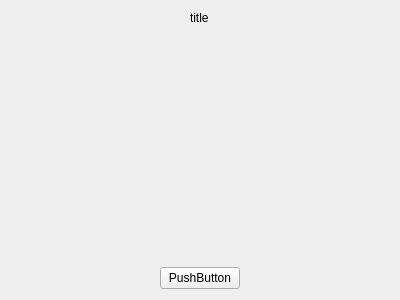
This is QJTAG/qjtag.ui in pr4u4t/automatron3000 as Qt 5 draws it before an edit. The edited form follows.
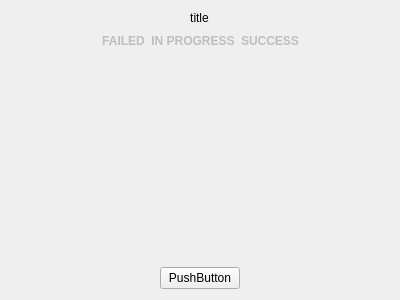
This is the edited form. Custom widgets are drawn as their Qt base class.

```diff
--- a/QJTAG/qjtag.ui
+++ b/QJTAG/qjtag.ui
@@ -16,13 +16,100 @@
   <layout class="QVBoxLayout" name="verticalLayout">
    <item alignment="Qt::AlignHCenter">
     <widget class="QLabel" name="title">
+     <property name="enabled">
+      <bool>true</bool>
+     </property>
      <property name="text">
       <string>title</string>
      </property>
+     <property name="alignment">
+      <set>Qt::AlignCenter</set>
+     </property>
     </widget>
    </item>
+   <item>
+    <layout class="QHBoxLayout" name="horizontalLayout">
+     <item>
+      <spacer name="horizontalSpacer_2">
+       <property name="orientation">
+        <enum>Qt::Horizontal</enum>
+       </property>
+       <property name="sizeHint" stdset="0">
+        <size>
+         <width>40</width>
+         <height>20</height>
+        </size>
+       </property>
+      </spacer>
+     </item>
+     <item>
+      <widget class="QLabel" name="failedLabel">
+       <property name="enabled">
+        <bool>false</bool>
+       </property>
+       <property name="styleSheet">
+        <string notr="true">font-weight:bold;</string>
+       </property>
+       <property name="text">
+        <string>FAILED</string>
+       </property>
+       <property name="alignment">
+        <set>Qt::AlignCenter</set>
+       </property>
+      </widget>
+     </item>
+     <item>
+      <widget class="QLabel" name="progressLabel">
+       <property name="enabled">
+        <bool>false</bool>
+       </property>
+       <property name="styleSheet">
+        <string notr="true">font-weight:bold;</string>
+       </property>
+       <property name="text">
+        <string>IN PROGRESS</string>
+       </property>
+       <property name="alignment">
+        <set>Qt::AlignCenter</set>
+       </property>
+      </widget>
+     </item>
+     <item>
+      <widget class="QLabel" name="successLabel">
+       <property name="enabled">
+        <bool>false</bool>
+       </property>
+       <property name="styleSheet">
+        <string notr="true">font-weight:bold;</string>
+       </property>
+       <property name="text">
+        <string>SUCCESS</string>
+       </property>
+       <property name="alignment">
+        <set>Qt::AlignCenter</set>
+       </property>
+      </widget>
+     </item>
+     <item>
+      <spacer name="horizontalSpacer">
+       <property name="orientation">
+        <enum>Qt::Horizontal</enum>
+       </property>
+       <property name="sizeHint" stdset="0">
+        <size>
+         <width>40</width>
+         <height>20</height>
+        </size>
+       </property>
+      </spacer>
+     </item>
+    </layout>
+   </item>
    <item>
     <spacer name="verticalSpacer">
+     <property name="enabled">
+      <bool>false</bool>
+     </property>
      <property name="orientation">
       <enum>Qt::Vertical</enum>
      </property>
```
Left out of the diff: 3 changed lines with no effect on the pictures.
